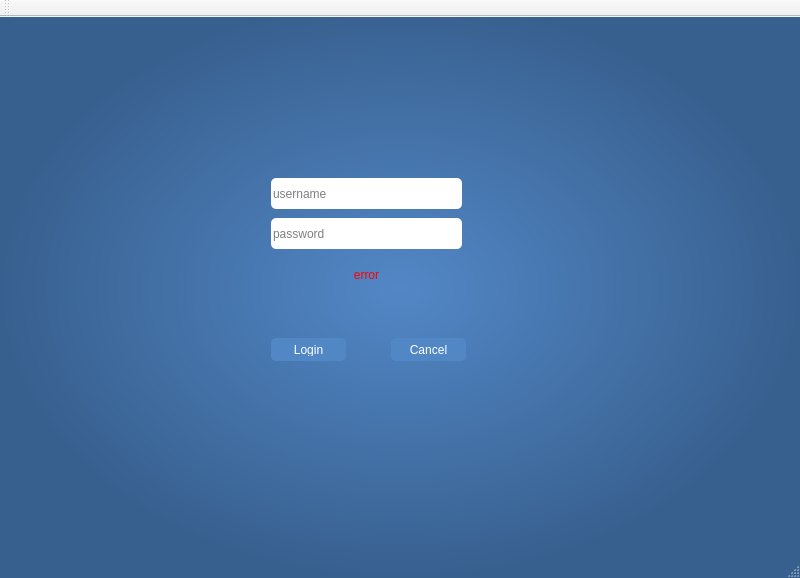
This is Software-Engineering/mainwindow.ui in WBatt/Software-Engineering as Qt 5 draws it before an edit. The edited form follows.
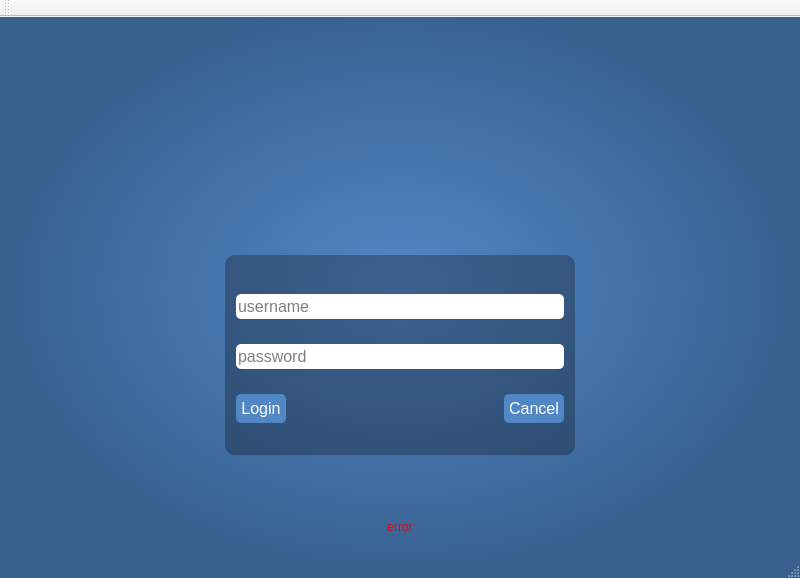
This is the edited form. The open tabs and pages were chosen to show the change. Icons and pictures are not drawn. Custom widgets are drawn as their Qt base class.

Commit message: Adding changes to login page to match look

The edit to the form file:
```diff
--- a/Software-Engineering/mainwindow.ui
+++ b/Software-Engineering/mainwindow.ui
@@ -44,12 +44,23 @@
 	border-image: url(:/images/Food_logo.png);
 }
 
+#login_logo
+{
+	border-image: url(:/images/Food_logo.png);
+}
+
 #createAccountForm
 {
 	background: rgba(0,0,0,70);
 	border-radius: 10px;
 }
 
+#loginForm
+{
+	background: rgba(0,0,0,70);
+	border-radius: 10px;
+}
+
 QLineEdit
 {
 	border-radius: 5px;
@@ -397,80 +408,195 @@
        </layout>
       </widget>
       <widget class="QWidget" name="page_Login">
-       <widget class="SubmitButton" name="pushButton_login_login">
-        <property name="enabled">
-         <bool>true</bool>
-        </property>
-        <property name="geometry">
-         <rect>
-          <x>260</x>
-          <y>310</y>
-          <width>75</width>
-          <height>23</height>
-         </rect>
-        </property>
-        <property name="text">
-         <string>Login</string>
-        </property>
-       </widget>
-       <widget class="QPushButton" name="pushButton_login_cancel">
-        <property name="geometry">
-         <rect>
-          <x>380</x>
-          <y>310</y>
-          <width>75</width>
-          <height>23</height>
-         </rect>
-        </property>
-        <property name="text">
-         <string>Cancel</string>
-        </property>
-       </widget>
-       <widget class="CustomLineEdit" name="lineEdit_login_user">
-        <property name="geometry">
-         <rect>
-          <x>260</x>
-          <y>150</y>
-          <width>191</width>
-          <height>31</height>
-         </rect>
-        </property>
-        <property name="placeholderText">
-         <string>username</string>
-        </property>
-       </widget>
-       <widget class="CustomLineEdit" name="lineEdit_login_pass">
-        <property name="geometry">
-         <rect>
-          <x>260</x>
-          <y>190</y>
-          <width>191</width>
-          <height>31</height>
-         </rect>
-        </property>
-        <property name="placeholderText">
-         <string>password</string>
-        </property>
-       </widget>
-       <widget class="QLabel" name="label_login_error">
-        <property name="enabled">
-         <bool>true</bool>
-        </property>
-        <property name="geometry">
-         <rect>
-          <x>260</x>
-          <y>240</y>
-          <width>191</width>
-          <height>51</height>
-         </rect>
-        </property>
-        <property name="text">
-         <string>&lt;html&gt;&lt;head/&gt;&lt;body&gt;&lt;p&gt;&lt;span style=&quot; color:#ff0000;&quot;&gt;error&lt;/span&gt;&lt;/p&gt;&lt;/body&gt;&lt;/html&gt;</string>
-        </property>
-        <property name="alignment">
-         <set>Qt::AlignHCenter|Qt::AlignTop</set>
-        </property>
-       </widget>
+       <layout class="QVBoxLayout" name="verticalLayout_5">
+        <item>
+         <spacer name="verticalSpacer_10">
+          <property name="orientation">
+           <enum>Qt::Vertical</enum>
+          </property>
+          <property name="sizeHint" stdset="0">
+           <size>
+            <width>20</width>
+            <height>40</height>
+           </size>
+          </property>
+         </spacer>
+        </item>
+        <item>
+         <layout class="QHBoxLayout" name="horizontalLayout_10">
+          <item>
+           <widget class="QLabel" name="login_logo">
+            <property name="sizePolicy">
+             <sizepolicy hsizetype="Fixed" vsizetype="Fixed">
+              <horstretch>0</horstretch>
+              <verstretch>0</verstretch>
+             </sizepolicy>
+            </property>
+            <property name="minimumSize">
+             <size>
+              <width>150</width>
+              <height>150</height>
+             </size>
+            </property>
+            <property name="text">
+             <string/>
+            </property>
+           </widget>
+          </item>
+         </layout>
+        </item>
+        <item>
+         <layout class="QHBoxLayout" name="horizontalLayout_11">
+          <item>
+           <widget class="QWidget" name="loginForm" native="true">
+            <property name="sizePolicy">
+             <sizepolicy hsizetype="Fixed" vsizetype="Fixed">
+              <horstretch>0</horstretch>
+              <verstretch>0</verstretch>
+             </sizepolicy>
+            </property>
+            <property name="minimumSize">
+             <size>
+              <width>350</width>
+              <height>200</height>
+             </size>
+            </property>
+            <layout class="QVBoxLayout" name="verticalLayout_8">
+             <property name="topMargin">
+              <number>20</number>
+             </property>
+             <item>
+              <layout class="QHBoxLayout" name="horizontalLayout_17">
+               <item>
+                <widget class="CustomLineEdit" name="lineEdit_login_user">
+                 <property name="minimumSize">
+                  <size>
+                   <width>0</width>
+                   <height>25</height>
+                  </size>
+                 </property>
+                 <property name="font">
+                  <font>
+                   <pointsize>12</pointsize>
+                  </font>
+                 </property>
+                 <property name="placeholderText">
+                  <string>username</string>
+                 </property>
+                </widget>
+               </item>
+              </layout>
+             </item>
+             <item>
+              <layout class="QHBoxLayout" name="horizontalLayout_16">
+               <item>
+                <widget class="CustomLineEdit" name="lineEdit_login_pass">
+                 <property name="minimumSize">
+                  <size>
+                   <width>0</width>
+                   <height>25</height>
+                  </size>
+                 </property>
+                 <property name="font">
+                  <font>
+                   <pointsize>12</pointsize>
+                  </font>
+                 </property>
+                 <property name="placeholderText">
+                  <string>password</string>
+                 </property>
+                </widget>
+               </item>
+              </layout>
+             </item>
+             <item>
+              <layout class="QHBoxLayout" name="horizontalLayout_18">
+               <item>
+                <widget class="SubmitButton" name="pushButton_login_login">
+                 <property name="enabled">
+                  <bool>true</bool>
+                 </property>
+                 <property name="minimumSize">
+                  <size>
+                   <width>0</width>
+                   <height>25</height>
+                  </size>
+                 </property>
+                 <property name="font">
+                  <font>
+                   <pointsize>12</pointsize>
+                  </font>
+                 </property>
+                 <property name="text">
+                  <string>Login</string>
+                 </property>
+                </widget>
+               </item>
+               <item>
+                <spacer name="horizontalSpacer_7">
+                 <property name="orientation">
+                  <enum>Qt::Horizontal</enum>
+                 </property>
+                 <property name="sizeHint" stdset="0">
+                  <size>
+                   <width>40</width>
+                   <height>20</height>
+                  </size>
+                 </property>
+                </spacer>
+               </item>
+               <item>
+                <widget class="QPushButton" name="pushButton_login_cancel">
+                 <property name="minimumSize">
+                  <size>
+                   <width>0</width>
+                   <height>25</height>
+                  </size>
+                 </property>
+                 <property name="font">
+                  <font>
+                   <pointsize>12</pointsize>
+                  </font>
+                 </property>
+                 <property name="text">
+                  <string>Cancel</string>
+                 </property>
+                </widget>
+               </item>
+              </layout>
+             </item>
+            </layout>
+           </widget>
+          </item>
+         </layout>
+        </item>
+        <item>
+         <spacer name="verticalSpacer_8">
+          <property name="orientation">
+           <enum>Qt::Vertical</enum>
+          </property>
+          <property name="sizeHint" stdset="0">
+           <size>
+            <width>20</width>
+            <height>40</height>
+           </size>
+          </property>
+         </spacer>
+        </item>
+        <item>
+         <widget class="QLabel" name="label_login_error">
+          <property name="enabled">
+           <bool>true</bool>
+          </property>
+          <property name="text">
+           <string>&lt;html&gt;&lt;head/&gt;&lt;body&gt;&lt;p&gt;&lt;span style=&quot; color:#ff0000;&quot;&gt;error&lt;/span&gt;&lt;/p&gt;&lt;/body&gt;&lt;/html&gt;</string>
+          </property>
+          <property name="alignment">
+           <set>Qt::AlignHCenter|Qt::AlignTop</set>
+          </property>
+         </widget>
+        </item>
+       </layout>
       </widget>
       <widget class="QWidget" name="Home">
        <layout class="QGridLayout" name="gridLayout_4">
```
Left out of the diff: 30 changed lines with no effect on the pictures.
